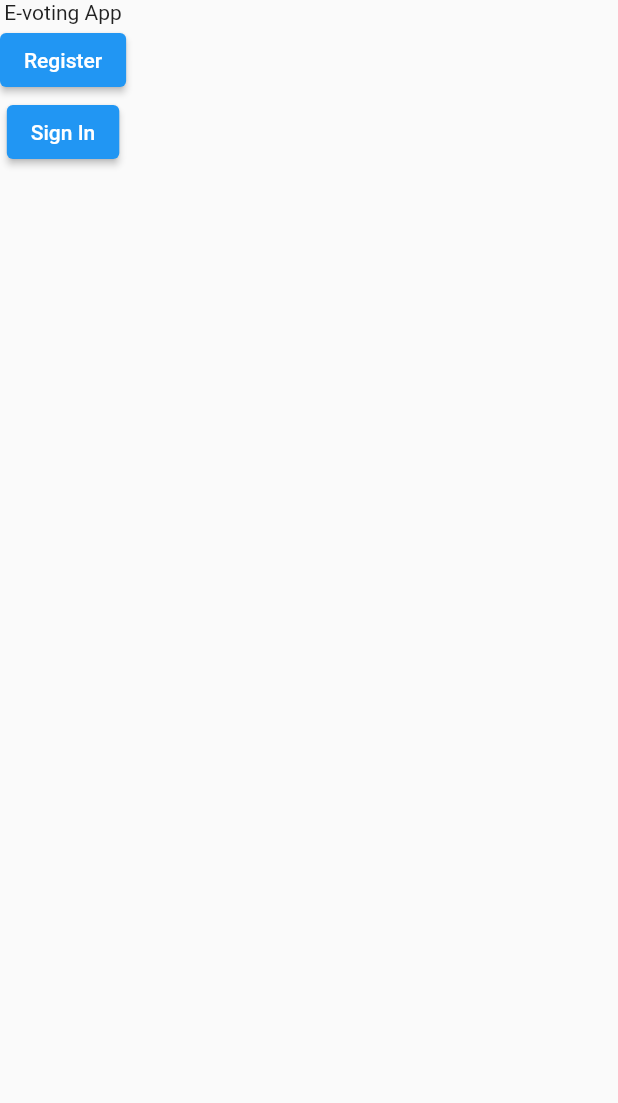
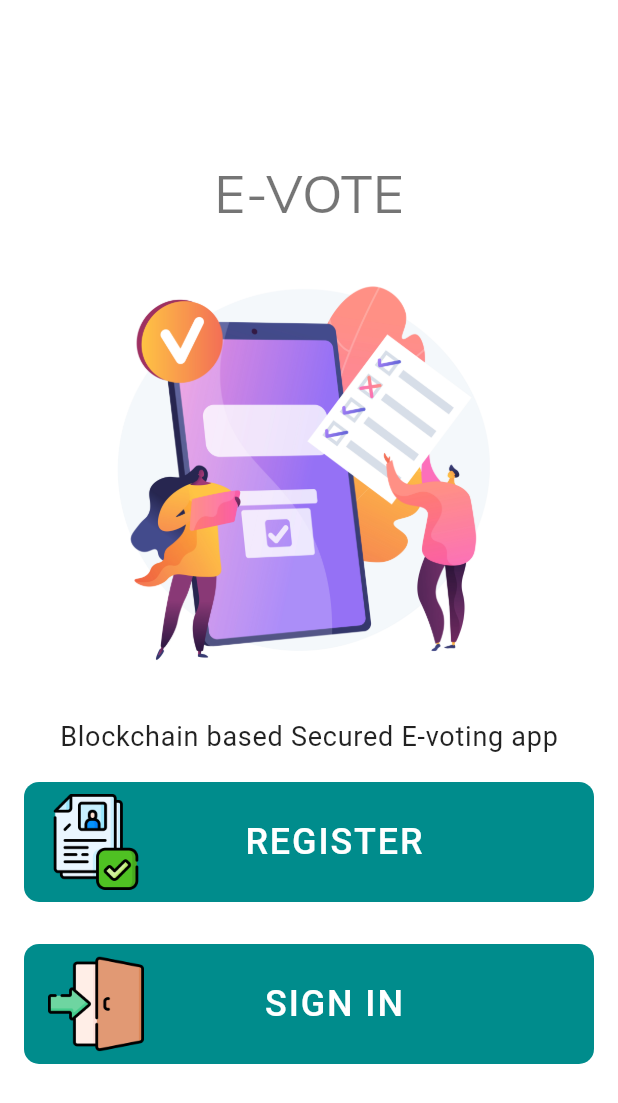
Before and after one commit to pratikpwr/evoting-app, a Flutter app: the screen it shows after launch, on a phone screen of 412 x 824 dp. Shown: the top 1103 px of the screen. Run offline on Flutter 3.47's test engine with Material 2 defaults, Android fonts, the phone set to English and light mode, and no system bars; our stand-ins replace dio, google_fonts.

Commit message:
intro screen

```diff
--- a/lib/src/app.dart
+++ b/lib/src/app.dart
@@ -1,20 +1,17 @@
+import 'package:evoting/src/core/themes/text_theme.dart';
+import 'package:evoting/src/features/register/screens/intro_screen.dart';
 import 'package:flutter/material.dart';
 
 class MyApp extends StatelessWidget {
+  const MyApp({Key? key}) : super(key: key);
+
   @override
   Widget build(BuildContext context) {
     return MaterialApp(
-      title: 'E-voting',
-      home: Scaffold(
-        body: Column(
-
-          children: [
-            Text('E-voting App'),
-            ElevatedButton(onPressed: () {}, child: Text('Register')),
-            ElevatedButton(onPressed: () {}, child: Text('Sign In')),
-          ],
+        title: 'E-voting',
+        theme: ThemeData(
+          textTheme: textTheme,
         ),
-      ),
-    );
+        home: IntroScreen());
   }
 }
--- /dev/null
+++ b/lib/src/core/themes/colors.dart
@@ -0,0 +1,3 @@
+import 'dart:ui';
+
+const Color primaryColor = Color(0xff008c8c);
--- /dev/null
+++ b/lib/src/core/themes/text_theme.dart
@@ -0,0 +1,29 @@
+import 'package:flutter/material.dart';
+import 'package:google_fonts/google_fonts.dart';
+
+final textTheme = TextTheme(
+  headline1: GoogleFonts.muli(
+      fontSize: 99, fontWeight: FontWeight.w300, letterSpacing: -1.5),
+  headline2: GoogleFonts.muli(
+      fontSize: 62, fontWeight: FontWeight.w300, letterSpacing: -0.5),
+  headline3: GoogleFonts.muli(fontSize: 49, fontWeight: FontWeight.w400),
+  headline4: GoogleFonts.muli(
+      fontSize: 35, fontWeight: FontWeight.w400, letterSpacing: 0.25),
+  headline5: GoogleFonts.muli(fontSize: 25, fontWeight: FontWeight.w400),
+  headline6: GoogleFonts.muli(
+      fontSize: 21, fontWeight: FontWeight.w500, letterSpacing: 0.15),
+  subtitle1: GoogleFonts.muli(
+      fontSize: 16, fontWeight: FontWeight.w400, letterSpacing: 0.15),
+  subtitle2: GoogleFonts.muli(
+      fontSize: 14, fontWeight: FontWeight.w500, letterSpacing: 0.1),
+  bodyText1: GoogleFonts.roboto(
+      fontSize: 18, fontWeight: FontWeight.w400, letterSpacing: 0.5),
+  bodyText2: GoogleFonts.roboto(
+      fontSize: 15, fontWeight: FontWeight.w400, letterSpacing: 0.25),
+  button: GoogleFonts.roboto(
+      fontSize: 15, fontWeight: FontWeight.w500, letterSpacing: 1.25),
+  caption: GoogleFonts.roboto(
+      fontSize: 13, fontWeight: FontWeight.w400, letterSpacing: 0.4),
+  overline: GoogleFonts.roboto(
+      fontSize: 11, fontWeight: FontWeight.w400, letterSpacing: 1.5),
+);
--- /dev/null
+++ b/lib/src/core/widgets/atoms/padding_horizontal.dart
@@ -0,0 +1,13 @@
+import 'package:flutter/material.dart';
+
+const paddingH4 = SizedBox(width: 4);
+
+const paddingH8 = SizedBox(width: 8);
+
+const paddingH12 = SizedBox(width: 12);
+
+const paddingH16 = SizedBox(width: 16);
+
+const paddingH24 = SizedBox(width: 24);
+
+const paddingH32 = SizedBox(width: 32);
--- /dev/null
+++ b/lib/src/core/widgets/atoms/padding_vertical.dart
@@ -0,0 +1,13 @@
+import 'package:flutter/material.dart';
+
+const paddingV4 = SizedBox(height: 4);
+
+const paddingV8 = SizedBox(height: 8);
+
+const paddingV12 = SizedBox(height: 12);
+
+const paddingV16 = SizedBox(height: 16);
+
+const paddingV24 = SizedBox(height: 24);
+
+const paddingV32 = SizedBox(height: 32);
--- /dev/null
+++ b/lib/src/core/widgets/molecules/icon_button.dart
@@ -0,0 +1,63 @@
+import 'package:evoting/src/core/themes/colors.dart';
+import 'package:evoting/src/core/widgets/atoms/padding_horizontal.dart';
+import 'package:flutter/material.dart';
+
+class IconTextButton extends StatelessWidget {
+  const IconTextButton({
+    Key? key,
+    required this.text,
+    required this.icon,
+    this.color = primaryColor,
+    required this.onTap,
+  }) : super(key: key);
+
+  final String text;
+  final String icon;
+  final Color color;
+  final VoidCallback onTap;
+
+  @override
+  Widget build(BuildContext context) {
+    return Container(
+      padding: const EdgeInsets.symmetric(
+        horizontal: 16,
+        vertical: 8,
+      ),
+      margin: const EdgeInsets.symmetric(
+        horizontal: 16,
+        vertical: 8,
+      ),
+      decoration: BoxDecoration(
+        color: color,
+        borderRadius: BorderRadius.circular(10),
+      ),
+      child: InkWell(
+        onTap: onTap,
+        child: Row(
+          children: [
+            Flexible(
+              flex: 1,
+              child: Image.asset(
+                icon,
+                height: 64,
+                width: 64,
+              ),
+            ),
+            paddingH16,
+            Flexible(
+                flex: 2,
+                child: Center(
+                  child: Text(
+                    text.toUpperCase(),
+                    style: Theme.of(context)
+                        .textTheme
+                        .button
+                        ?.copyWith(color: Colors.white, fontSize: 24),
+                  ),
+                )),
+          ],
+        ),
+      ),
+    );
+  }
+}
--- /dev/null
+++ b/lib/src/features/register/screens/intro_screen.dart
@@ -0,0 +1,53 @@
+import 'package:flutter/material.dart';
+
+import '../../../core/widgets/atoms/padding_vertical.dart';
+import '../../../core/widgets/molecules/icon_button.dart';
+
+class IntroScreen extends StatelessWidget {
+  IntroScreen({Key? key}) : super(key: key);
+
+  @override
+  Widget build(BuildContext context) {
+    final size = MediaQuery.of(context).size;
+    final textTheme = Theme.of(context).textTheme;
+    return Scaffold(
+      backgroundColor: Colors.white,
+      body: SingleChildScrollView(
+        child: SizedBox(
+          height: size.height,
+          child: Center(
+            child: Column(
+              mainAxisSize: MainAxisSize.min,
+              children: [
+                Text(
+                  'E-VOTE',
+                  style: textTheme.headline4,
+                ),
+                Image.asset(
+                  'assets/vote_illu.jpg',
+                  height: size.height * 0.4,
+                ),
+                Text(
+                  'Blockchain based Secured E-voting app',
+                  style: textTheme.bodyText1,
+                ),
+                paddingV12,
+                IconTextButton(
+                  onTap: () {},
+                  text: 'Register',
+                  icon: 'assets/registered.png',
+                ),
+                paddingV12,
+                IconTextButton(
+                  onTap: () {},
+                  text: 'Sign In',
+                  icon: 'assets/sign-in.png',
+                ),
+              ],
+            ),
+          ),
+        ),
+      ),
+    );
+  }
+}
--- a/pubspec.yaml
+++ b/pubspec.yaml
@@ -30,7 +30,5 @@ flutter:
 
   uses-material-design: true
 
-  # To add assets to your application, add an assets section, like this:
-  # assets:
-  #   - images/a_dot_burr.jpeg
-  #   - images/a_dot_ham.jpeg
+  assets:
+    - assets/
```
Also changed, not shown: assets/help.png (added), assets/registered.png (added), assets/sign-in.png (added), assets/vote_illu.jpg (added), assets/voting-box.png (added), lib/src/features/register/screens/register_screen.dart (added).
